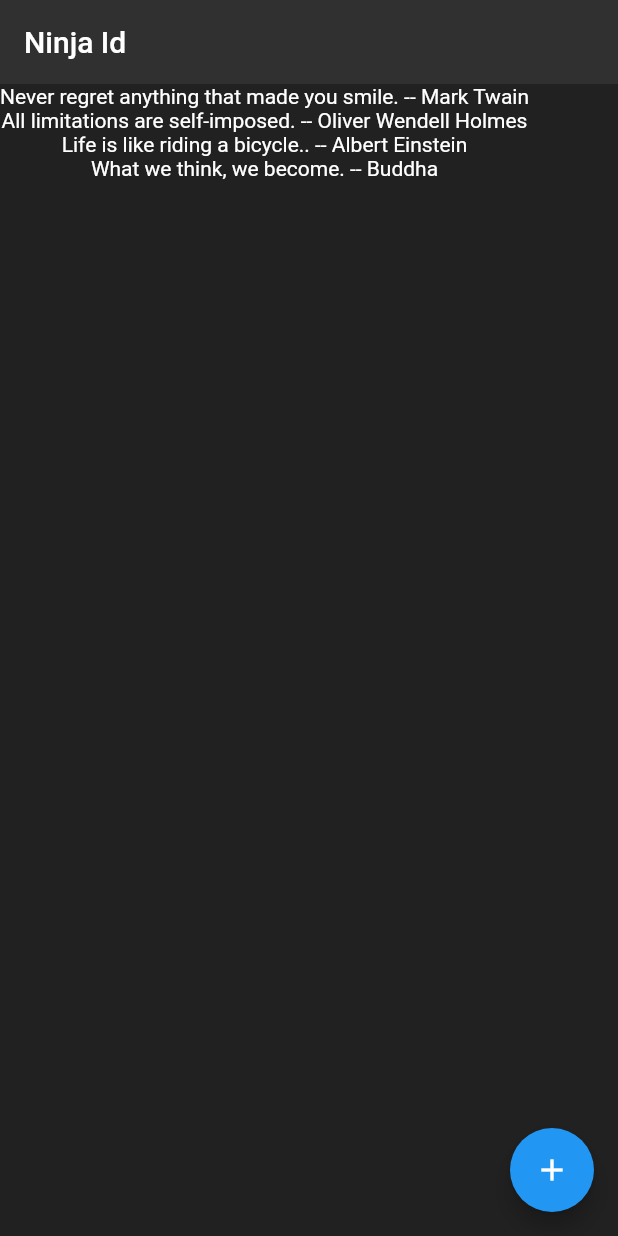
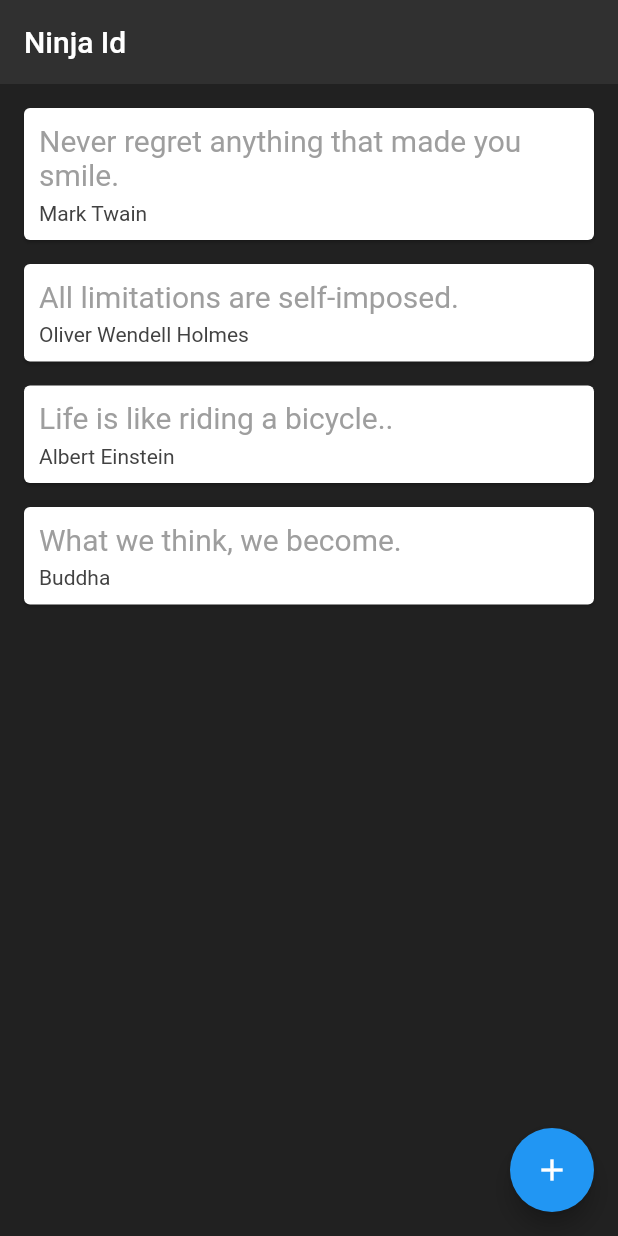
Before and after one commit to lokesh-5050/Id-Card-Flutter, a Flutter app: the screen it shows after launch, on a phone screen of 412 x 824 dp. Run offline on Flutter 3.47's test engine with Material 2 defaults, Android fonts, the phone set to English and light mode, and no system bars.

Commit message:
Using Map with Card Widget

```diff
--- a/lib/main.dart
+++ b/lib/main.dart
@@ -23,6 +23,37 @@
     Quote(text: "What we think, we become." , author: "Buddha"),
   ];
 
+  Widget quotesTemplate(quote){
+    return Card(
+
+      margin: EdgeInsets.fromLTRB(16.0, 16.0, 16.0, 0.0),
+      child: Padding(
+        padding: const EdgeInsets.all(10.0),
+        child: Column(
+          crossAxisAlignment: CrossAxisAlignment.start,
+          children: <Widget>[
+            Text(
+              quote.text,
+              style: TextStyle(
+                color: Colors.grey[500],
+                fontSize: 20.0
+              ),
+            ),
+            SizedBox(height: 6.0),
+
+            Text(
+              quote.author,
+              style: TextStyle(
+                color: Colors.grey[800],
+                fontSize: 14.0
+              ),
+            )
+          ],
+        ),
+      ),
+    );
+  }
+
   @override
   Widget build(BuildContext context) {
     return Scaffold(
@@ -34,9 +65,9 @@
       ),
       body: Column(
         mainAxisAlignment: MainAxisAlignment.start,
+        crossAxisAlignment: CrossAxisAlignment.stretch,
         children: quotes
-            .map((q) => Text("${q.text} -- ${q.author}", style: TextStyle(color: Colors.white)))
-            .toList(),
+            .map((q) => quotesTemplate(q)).toList(),
       ),
       // body: Padding(
 
```
